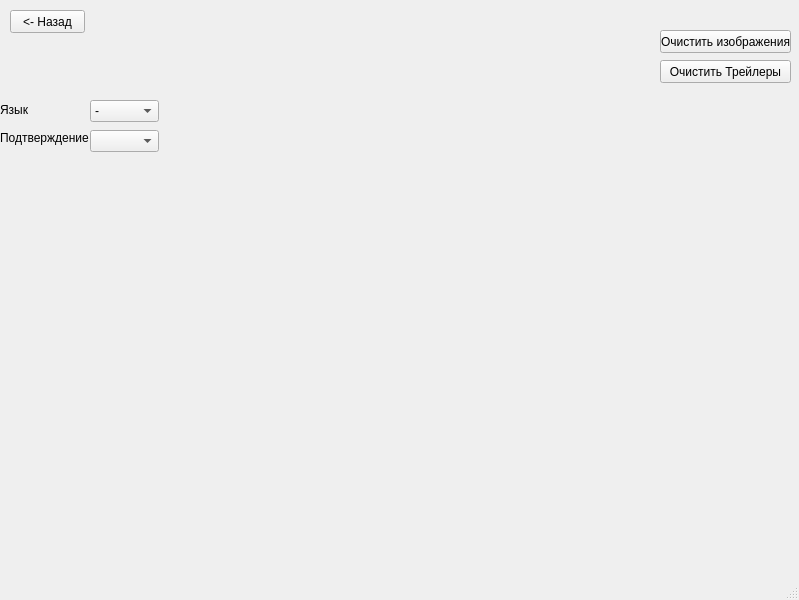
Qt form ui/settings.ui (Zloiben/Application) before a commit.
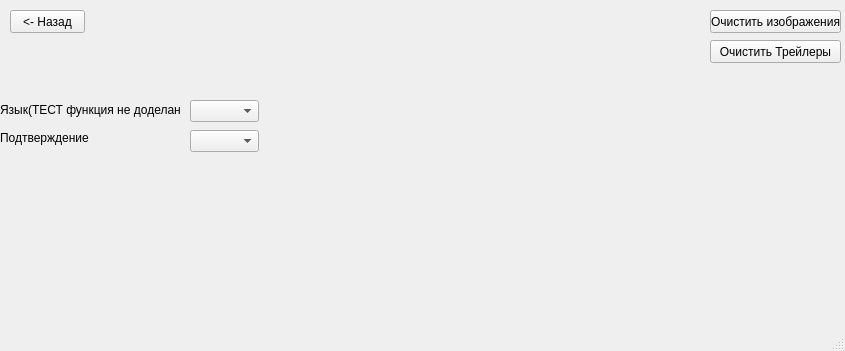
The same form after that commit.

What changed in the file:
```diff
--- a/ui/settings.ui
+++ b/ui/settings.ui
@@ -6,8 +6,8 @@
    <rect>
     <x>0</x>
     <y>0</y>
-    <width>799</width>
-    <height>600</height>
+    <width>845</width>
+    <height>351</height>
    </rect>
   </property>
   <property name="windowTitle">
@@ -19,38 +19,23 @@
      <rect>
       <x>0</x>
       <y>100</y>
-      <width>41</width>
+      <width>181</width>
       <height>20</height>
      </rect>
     </property>
     <property name="text">
-     <string>Язык</string>
+     <string>Язык(ТЕСТ функция не доделана)</string>
     </property>
    </widget>
    <widget class="QComboBox" name="language_list">
     <property name="geometry">
      <rect>
-      <x>90</x>
+      <x>190</x>
       <y>100</y>
       <width>69</width>
       <height>22</height>
      </rect>
     </property>
-    <item>
-     <property name="text">
-      <string>-</string>
-     </property>
-    </item>
-    <item>
-     <property name="text">
-      <string>RU</string>
-     </property>
-    </item>
-    <item>
-     <property name="text">
-      <string>ENG</string>
-     </property>
-    </item>
    </widget>
    <widget class="QPushButton" name="btn_exit">
     <property name="geometry">
@@ -81,7 +66,7 @@
    <widget class="QComboBox" name="confirmation">
     <property name="geometry">
      <rect>
-      <x>90</x>
+      <x>190</x>
       <y>130</y>
       <width>69</width>
       <height>22</height>
@@ -91,8 +76,8 @@
    <widget class="QPushButton" name="btn_clear_all_trailers">
     <property name="geometry">
      <rect>
-      <x>660</x>
-      <y>60</y>
+      <x>710</x>
+      <y>40</y>
       <width>131</width>
       <height>23</height>
      </rect>
@@ -104,8 +89,8 @@
    <widget class="QPushButton" name="btn_clear_all_images">
     <property name="geometry">
      <rect>
-      <x>660</x>
-      <y>30</y>
+      <x>710</x>
+      <y>10</y>
       <width>131</width>
       <height>23</height>
      </rect>
```
Left out of the diff: 4 changed lines with no effect on the pictures.
